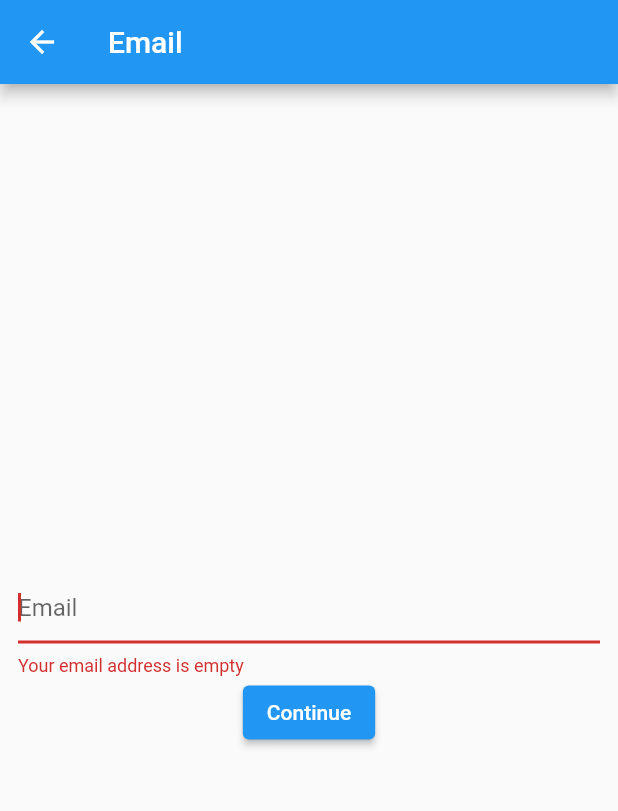
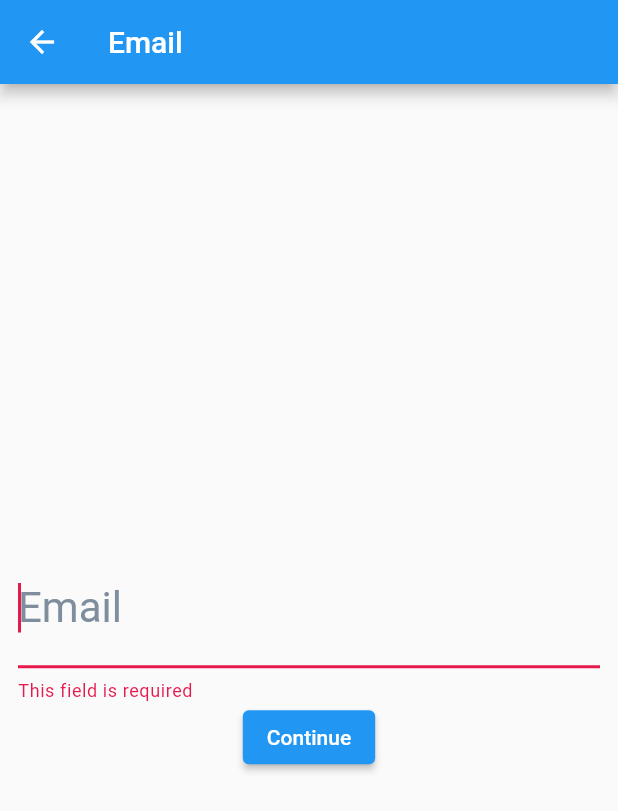
Before and after one commit to pcamelofreitas/project-base, a Flutter app: the SignInEmailScreen screen opened directly, after a tap on "Continue", on a phone screen of 412 x 824 dp. Shown: the top 811 px of the screen. Run offline on Flutter 3.47's test engine with Material 2 defaults, Android fonts, the phone set to English and light mode, and no system bars; our stand-ins replace bloc, dio, flutter_bloc, freezed_annotation, get_it, rxdart and 1 more.

Commit message:
text field corrections

```diff
--- a/lib/src/auth/presentation/dummies/sign_in/sign_in_email_screen.dart
+++ b/lib/src/auth/presentation/dummies/sign_in/sign_in_email_screen.dart
@@ -14,19 +14,16 @@ class SignInEmailScreen extends StatefulWidget {
 }
 
 class _SignInEmailScreenState extends State<SignInEmailScreen> {
-  final emailController = TextEditingController();
-  final _formKey = GlobalKey<FormFieldState>(debugLabel: '_EmailFormState');
+  late final BaseTextFieldController controller;
 
-  // late final BaseTextFieldController controller;
-
-  // @override
-  // void initState() {
-  //   controller = BaseTextFieldController(
-  //     "",
-  //     validators: FormValidators.email,
-  //   );
-  //   super.initState();
-  // }
+  @override
+  void initState() {
+    controller = BaseTextFieldController(
+      "",
+      validators: FormValidators.email,
+    );
+    super.initState();
+  }
 
   @override
   Widget build(BuildContext context) {
@@ -47,33 +44,19 @@ class _SignInEmailScreenState extends State<SignInEmailScreen> {
             child: Column(
               mainAxisAlignment: MainAxisAlignment.center,
               children: [
-                // BaseTextField(
-                //   hintText: "Email",
-                //   controller: controller,
-                //   onSubmitted: (value) => _onContinue(context),
-                //   onChanged: (value) => _onChanged(value, context),
-                // ),
-                TextFormField(
-                  key: _formKey,
-                  keyboardType: TextInputType.emailAddress,
+                BaseTextField(
+                  hintText: "Email",
+                  controller: controller,
+                  onSubmitted: (value) => _onContinue(context),
                   onChanged: (value) => _onChanged(value, context),
-                  decoration: const InputDecoration(hintText: 'Email'),
-                  controller: emailController,
-                  autofocus: true,
-                  validator: _validation,
                 ),
                 ElevatedButton(
                   onPressed: () {
-                    if (_formKey.currentState!.validate()) {
-                      context
-                          .read<SignInUsecase>()
-                          .add(const ContinueFromEmailScreen());
-                    }
-                    // controller.showValidationState();
+                    controller.showValidationState();
 
-                    // context
-                    //     .read<SignInUsecase>()
-                    //     .add(const ContinueFromEmailScreen());
+                    context
+                        .read<SignInUsecase>()
+                        .add(const ContinueFromEmailScreen());
                   },
                   child: const Text('Continue'),
                 ),
@@ -85,25 +68,15 @@ class _SignInEmailScreenState extends State<SignInEmailScreen> {
     );
   }
 
-  String? _validation(value) {
-    if (value!.isEmpty) {
-      return 'Your email address is empty';
-    } else if (!RegExp(EMAIL_REGEX).hasMatch(value)) {
-      return 'Your email adress is incorrect ';
-    } else {
-      return null;
-    }
-  }
-
   void _onChanged(String email, BuildContext context) =>
       context.read<SignInUsecase>().add(EmailChanged(email));
 
-  // void _onContinue(BuildContext context) {
-  //   controller.showValidationState();
+  void _onContinue(BuildContext context) {
+    controller.showValidationState();
 
-  //   context.read<SignInUsecase>().add(const ContinueFromEmailScreen());
-  // }
+    context.read<SignInUsecase>().add(const ContinueFromEmailScreen());
+  }
 }
 
-const EMAIL_REGEX =
-    r"""^[a-zA-Z0-9.!#$%&'*+\/=?^_`{|}~-]+@[a-zA-Z0-9](?:[a-zA-Z0-9-]{0,61}[a-zA-Z0-9])?(?:\.[a-zA-Z0-9](?:[a-zA-Z0-9-]{0,61}[a-zA-Z0-9])?)*$""";
+// const EMAIL_REGEX =
+//     r"""^[a-zA-Z0-9.!#$%&'*+\/=?^_`{|}~-]+@[a-zA-Z0-9](?:[a-zA-Z0-9-]{0,61}[a-zA-Z0-9])?(?:\.[a-zA-Z0-9](?:[a-zA-Z0-9-]{0,61}[a-zA-Z0-9])?)*$""";
--- a/lib/src/shared/types/form_validator.dart
+++ b/lib/src/shared/types/form_validator.dart
@@ -18,9 +18,9 @@ class FormValidators {
 
   static List<String? Function(String)> password = [
     (String val) => (val.isEmpty) ? GENERIC_MANDATORY_FIELD_MSG : null,
-    // (String value) => value.isNotEmpty && value.length < 8
-    //     ? 'Password must have at least 8 characters'
-    //     : null,
+    (String value) => value.isNotEmpty && value.length < 8
+        ? 'Password must have at least 8 characters'
+        : null,
   ];
 
   static List<String? Function(String, String)> passwordIsEqual = [
```
Also changed, not shown: lib/src/auth/presentation/dummies/sign_in/sign_in_password_screen.dart (+23 -26 lines).
